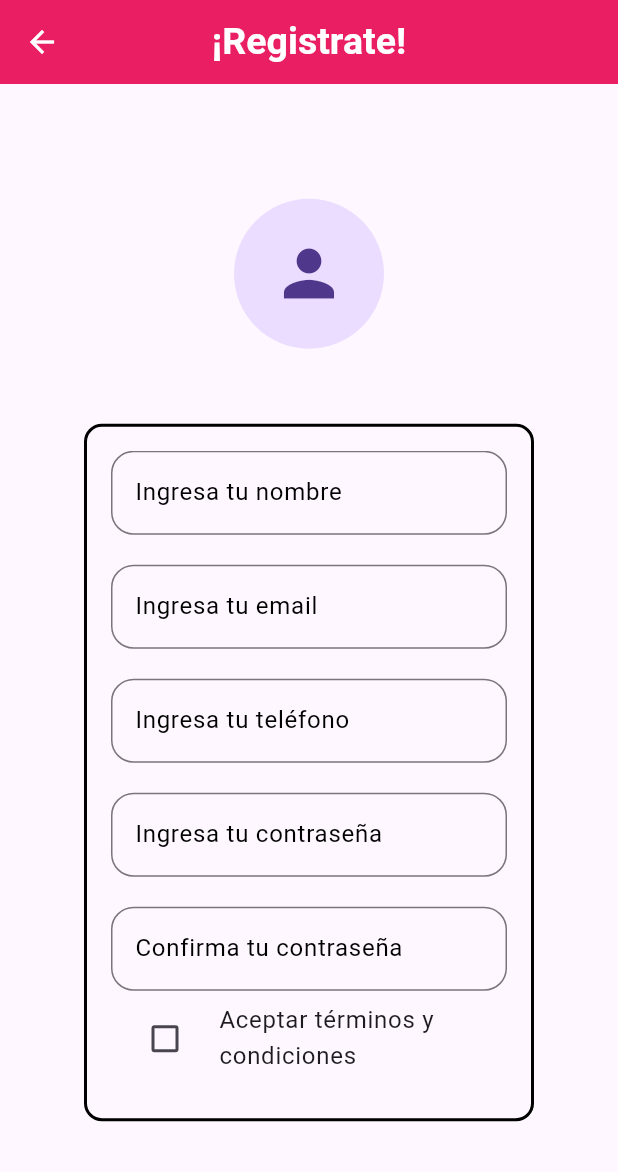
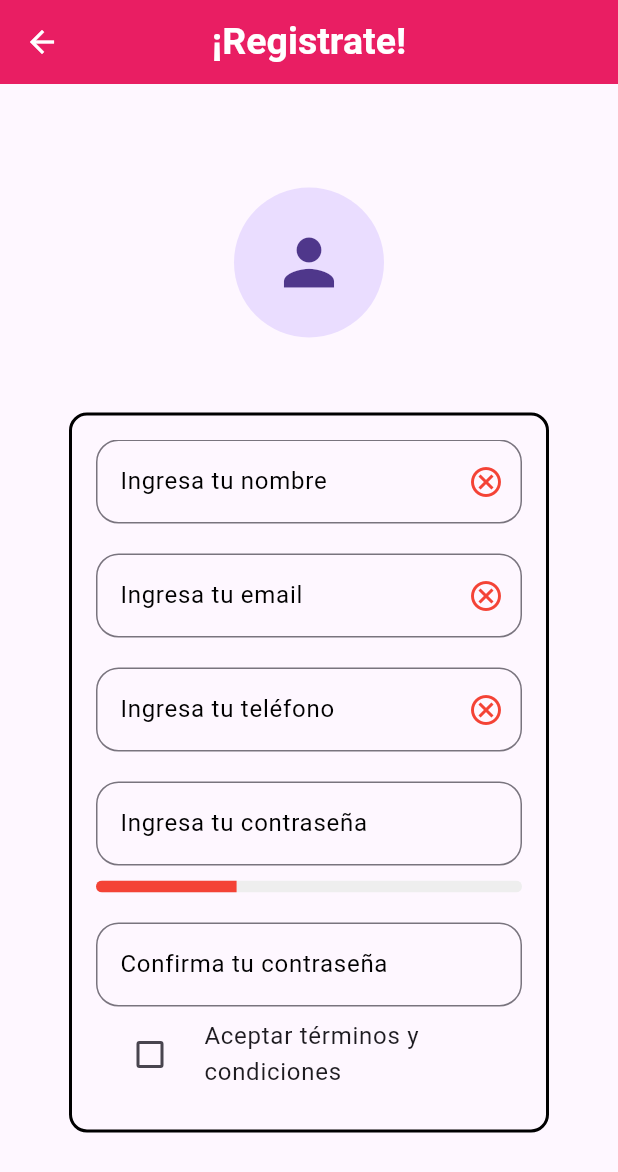
Before and after one commit to TpLink777/flutter_activity, a Flutter app: the Registro screen opened directly, on a phone screen of 412 x 824 dp. Shown: the top 1172 px of the screen. Run offline on Flutter 3.47's test engine with Material 3 defaults, Android fonts, the phone set to English and light mode, and no system bars; our stand-ins replace image_picker.

Commit message:
actualizaciones en los componentes previamente inicializados

```diff
--- a/lib/registrate.dart
+++ b/lib/registrate.dart
@@ -21,6 +21,8 @@ class _RegistroState extends State<Registro> {
   bool aceptoTerminos = false;
   File? _imagenPerfil;
   bool emailValido = false;
+  bool nameValido = false;
+  bool phoneValido = false;
   String seguridadPass = 'Devil';
 
   void limpiarFormulario() {
@@ -36,6 +38,37 @@ class _RegistroState extends State<Registro> {
 
   bool validadEmail(String email) {
     return RegExp(r'^[\w-\.]+@([\w-]+\.)+[\w-]{2,4}$').hasMatch(email);
+  }
+
+  bool validarNombre(String name) {
+    return RegExp(r"^[A-Za-zÁÉÍÓÚÑáéíóúñ\s]{2,}$").hasMatch(name);
+  }
+
+  bool validarTelefono(String phone) {
+    return RegExp(r'^\d{10}$').hasMatch(phone);
+  }
+
+  String evaluarSeguridad(String pass) {
+    if (pass.length < 6) return 'Débil';
+    if (pass.length < 10) return 'Media';
+    if (RegExp(
+      r'(?=.*[A-Z])(?=.*[a-z])(?=.*\d)(?=.*[@$!%*?&])',
+    ).hasMatch(pass)) {
+      return 'Fuerte';
+    }
+    return 'Media';
+  }
+
+  double valorSeguridad(String pass) {
+    if (pass.length < 6) return 0.33; // Débil
+    if (pass.length < 10) return 0.66; // Media
+    return 1.0; // Fuerte
+  }
+
+  Color colorSeguridad(String pass) {
+    if (pass.length < 6) return Colors.red;
+    if (pass.length < 10) return Colors.orange;
+    return Colors.green;
   }
 
   Future<void> seleccionarImagen() async {
@@ -174,8 +207,8 @@ class _RegistroState extends State<Registro> {
             const SizedBox(height: 50),
 
             Container(
-              width: 300,
-              height: 465,
+              width: 320,
+              height: 480,
               padding: EdgeInsets.all(16),
               decoration: BoxDecoration(
                 border: Border.all(color: Colors.black, width: 2),
@@ -189,7 +222,7 @@ class _RegistroState extends State<Registro> {
                   children: [
                     TextFormField(
                       controller: nombreController,
-                      decoration: const InputDecoration(
+                      decoration: InputDecoration(
                         border: OutlineInputBorder(
                           borderRadius: BorderRadius.all(Radius.circular(15)),
                         ),
@@ -198,15 +231,32 @@ class _RegistroState extends State<Registro> {
                         ),
                         labelText: 'Ingresa tu nombre',
                         labelStyle: TextStyle(color: Colors.black),
+                        suffixIcon: nameValido
+                            ? const Icon(
+                                Icons.check_circle_outlined,
+                                color: Colors.green,
+                              )
+                            : const Icon(
+                                Icons.cancel_outlined,
+                                color: Colors.red,
+                              ),
                       ),
+
+                      onChanged: (value) {
+                        setState(() {
+                          nameValido = validarNombre(value);
+                        });
+                      },
+
                       validator: (value) {
                         if (value == null || value.isEmpty) {
                           return 'Por favor ingresa tu nombre';
                         }
+
                         if (!RegExp(
                           r"^[A-Za-zÁÉÍÓÚÑáéíóúñ\s]{2,}$",
                         ).hasMatch(value)) {
-                          return 'Nombre no válido (solo letras y espacios)';
+                          return 'El nombre solo debe de contener letras y espacios';
                         }
                         return null;
                       },
@@ -214,7 +264,7 @@ class _RegistroState extends State<Registro> {
                     const SizedBox(height: 20),
                     TextFormField(
                       controller: emailController,
-                      decoration: const InputDecoration(
+                      decoration: InputDecoration(
                         border: OutlineInputBorder(
                           borderRadius: BorderRadius.all(Radius.circular(15)),
                         ),
@@ -223,7 +273,23 @@ class _RegistroState extends State<Registro> {
                         ),
                         labelText: 'Ingresa tu email',
                         labelStyle: TextStyle(color: Colors.black),
+                        suffixIcon: emailValido
+                            ? const Icon(
+                                Icons.check_circle_outlined,
+                                color: Colors.green,
+                              )
+                            : const Icon(
+                                Icons.cancel_outlined,
+                                color: Colors.red,
+                              ),
                       ),
+
+                      onChanged: (value) {
+                        setState(() {
+                          emailValido = validadEmail(value);
+                        });
+                      },
+
                       validator: (value) {
                         if (value == null || value.isEmpty) {
                           return 'Por favor ingresa tu email';
@@ -233,13 +299,17 @@ class _RegistroState extends State<Registro> {
                         ).hasMatch(value)) {
                           return 'Por favor ingresa un email con formato valido';
                         }
+
+                        if (!validadEmail(value)) {
+                          return 'Por favor ingresa un email con formato válido';
+                        }
                         return null;
                       },
                     ),
                     const SizedBox(height: 20),
                     TextFormField(
                       controller: telefonoController,
-                      decoration: const InputDecoration(
+                      decoration: InputDecoration(
                         border: OutlineInputBorder(
                           borderRadius: BorderRadius.all(Radius.circular(15)),
                         ),
@@ -248,7 +318,23 @@ class _RegistroState extends State<Registro> {
                         ),
                         labelText: 'Ingresa tu teléfono',
                         labelStyle: TextStyle(color: Colors.black),
+                        suffixIcon: phoneValido
+                            ? const Icon(
+                                Icons.check_circle_outlined,
+                                color: Colors.green,
+                              )
+                            : const Icon(
+                                Icons.cancel_outlined,
+                                color: Colors.red,
+                              ),
                       ),
+
+                      onChanged: (value) {
+                        setState(() {
+                          phoneValido = validarTelefono(value);
+                        });
+                      },
+
                       validator: (value) {
                         if (value == null || value.isEmpty) {
                           return 'Por favor ingresa tu teléfono';
@@ -272,20 +358,41 @@ class _RegistroState extends State<Registro> {
                         labelText: 'Ingresa tu contraseña',
                         labelStyle: TextStyle(color: Colors.black),
                       ),
+
+                      onChanged: (value) {
+                        setState(() {
+                          seguridadPass = evaluarSeguridad(value);
+                        });
+                      },
                       obscureText: true,
                       validator: (value) {
                         if (value == null || value.isEmpty) {
                           return 'Por favor ingresa tu contraseña';
                         }
                         if (!RegExp(
-                          r'^(?=.*[A-Za-z])(?=.*\d)[A-Za-z\d]{10,}$',
+                          r'^(?=.*[a-z])(?=.*[A-Z])(?=.*\d)(?=.*[$@$!%*?&])[A-Za-z\d$@$!%*?&]{8,15}$',
                         ).hasMatch(value)) {
-                          return 'Debe tener al menos 10 caracteres, una letra y un número';
+                          return 'Debe tener al menos 8 caracteres, una letra, un número y un carácter especial';
                         }
 
                         return null;
                       },
                     ),
+
+                    const SizedBox(height: 10),
+
+                    ClipRRect(
+                      borderRadius: BorderRadius.circular(
+                        16,
+                      ), // Bordes redondeados
+                      child: LinearProgressIndicator(
+                        value: valorSeguridad(passController.text),
+                        color: colorSeguridad(passController.text),
+                        backgroundColor: Colors.grey[200],
+                        minHeight: 8,
+                      ),
+                    ),
+
                     const SizedBox(height: 20),
                     TextFormField(
                       controller: confirmarPasswordController,
```
Also changed, not shown: lib/extra.dart (+60 -20 lines), lib/main.dart (+4 -4 lines).
